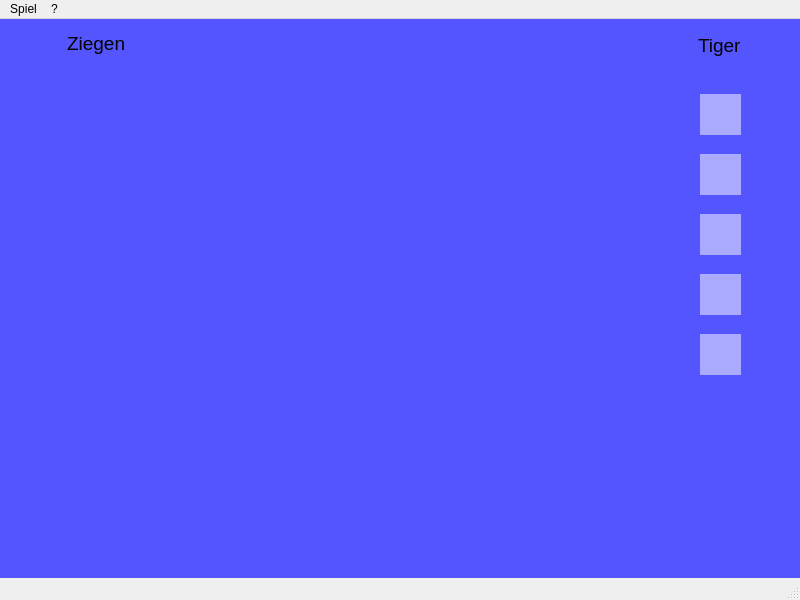
This is BaghChal/BaghChal/BaghChal.ui in kaushaldeo/bagh-chal as Qt 5 draws it before an edit. The edited form follows.
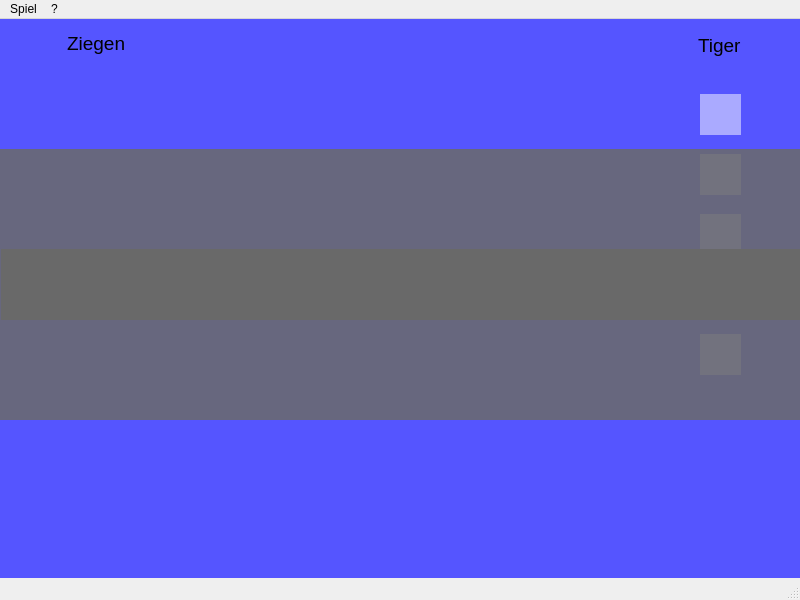
This is the edited form. Icons and pictures are not drawn. Custom widgets are drawn as their Qt base class.

```diff
--- a/BaghChal/BaghChal/BaghChal.ui
+++ b/BaghChal/BaghChal/BaghChal.ui
@@ -2,9 +2,6 @@
 <ui version="4.0">
  <class>BaghChal</class>
  <widget class="QMainWindow" name="BaghChal">
-  <property name="enabled">
-   <bool>true</bool>
-  </property>
   <property name="geometry">
    <rect>
     <x>0</x>
@@ -859,9 +856,6 @@
     </widget>
    </widget>
    <widget class="QWidget" name="playingField" native="true">
-    <property name="enabled">
-     <bool>true</bool>
-    </property>
     <property name="geometry">
      <rect>
       <x>200</x>
@@ -1439,6 +1433,54 @@
      </property>
     </widget>
    </widget>
+   <widget class="QWidget" name="turnNotification" native="true">
+    <property name="enabled">
+     <bool>true</bool>
+    </property>
+    <property name="geometry">
+     <rect>
+      <x>0</x>
+      <y>130</y>
+      <width>800</width>
+      <height>271</height>
+     </rect>
+    </property>
+    <property name="styleSheet">
+     <string notr="true">#turnNotification {
+	background-color: rgb(105, 105, 105, 220);
+}</string>
+    </property>
+    <widget class="QLabel" name="turnMsg">
+     <property name="geometry">
+      <rect>
+       <x>1</x>
+       <y>100</y>
+       <width>799</width>
+       <height>71</height>
+      </rect>
+     </property>
+     <property name="font">
+      <font>
+       <family>Arial</family>
+       <pointsize>28</pointsize>
+       <weight>75</weight>
+       <bold>true</bold>
+      </font>
+     </property>
+     <property name="styleSheet">
+      <string notr="true">background-color: rgb(105, 105, 105);</string>
+     </property>
+     <property name="text">
+      <string/>
+     </property>
+     <property name="alignment">
+      <set>Qt::AlignCenter</set>
+     </property>
+     <property name="wordWrap">
+      <bool>false</bool>
+     </property>
+    </widget>
+   </widget>
   </widget>
   <widget class="QMenuBar" name="menuBar">
    <property name="geometry">
```
